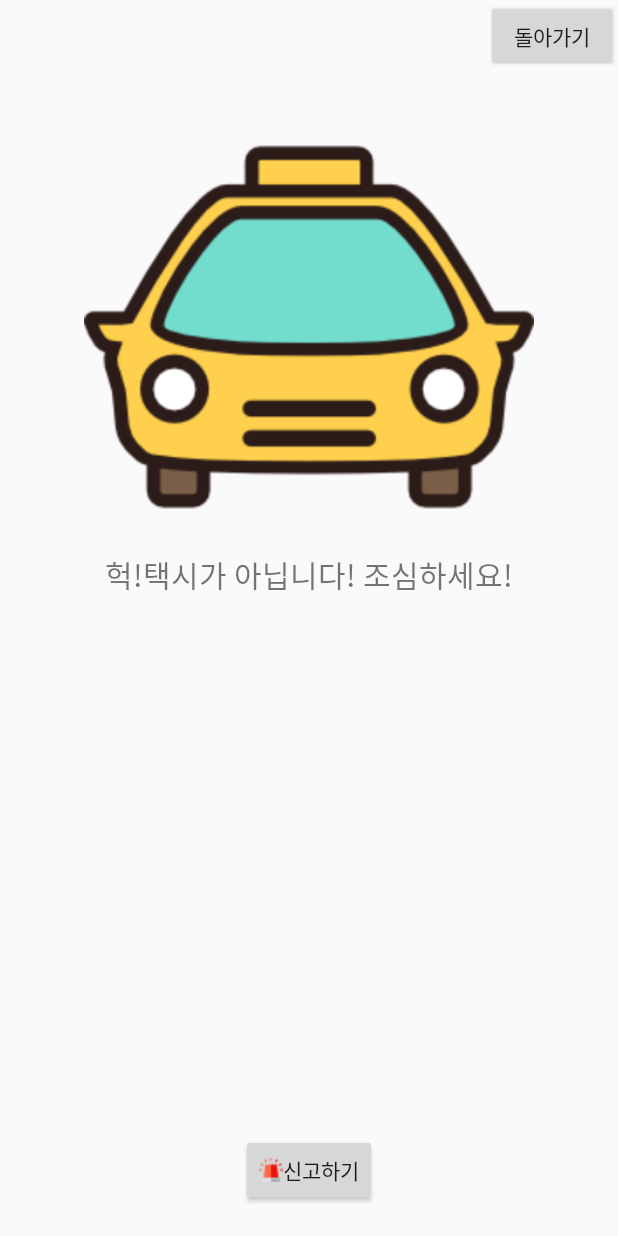
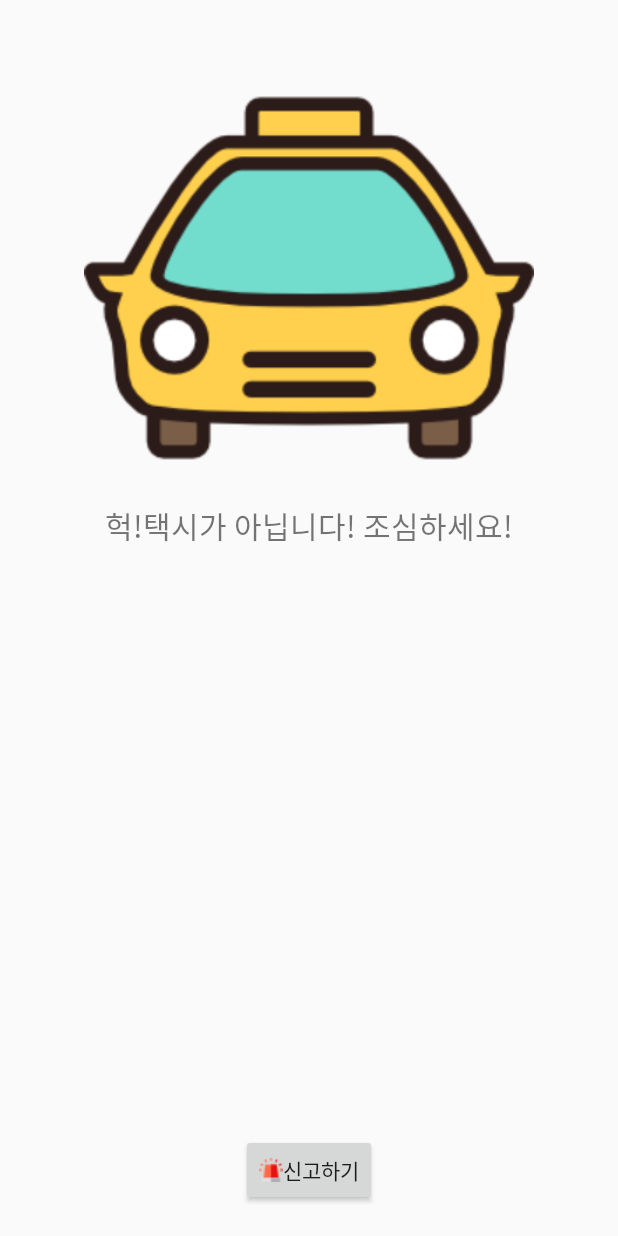
Before and after one commit to Quantata/real_taxi, an Android app: the ResultActivity screen opened directly, with no data from a screen before it, on a phone screen of 412 x 824 dp. Run offline under Robolectric (Android 15) with nearby library versions, the phone set to English and light mode, and no system bars.

Commit message:
중복되는 내용 지움. 돌아가기 버튼 삭제

```diff
--- a/TaxiProject/app/src/main/AndroidManifest.xml
+++ b/TaxiProject/app/src/main/AndroidManifest.xml
@@ -3,11 +3,7 @@
     package="mobileapp.taxiproject">
     <uses-permission android:name="android.permission.CALL_PHONE" />
     <uses-permission android:name="android.permission.DIAL_PHONE" />
-    <uses-permission android:name="android.permission.INTERNET" />
-    <uses-permission android:name="android.permission.READ_EXTERNAL_STORAGE" />
     <uses-permission android:name="android.permission.IMAGE_CAPTURE" />
-    <uses-permission android:name="android.permission.CAMERA" />
-
     <uses-permission android:name="android.permission.INTERNET" />
     <uses-permission android:name="android.permission.CAMERA"/>
     <uses-permission android:name="android.permission.READ_EXTERNAL_STORAGE"/>
--- a/TaxiProject/app/src/main/java/mobileapp/taxiproject/ResultActivity.java
+++ b/TaxiProject/app/src/main/java/mobileapp/taxiproject/ResultActivity.java
@@ -17,12 +17,9 @@ public class ResultActivity extends AppCompatActivity implements View.OnClickLis
         setContentView(R.layout.activity_result);
 
         Button emergency = (Button) findViewById(R.id.emergency);
-        Button backhome = (Button) findViewById(R.id.backhome);
         TextView textResult = (TextView) findViewById(R.id.resultText);
 
         emergency.setOnClickListener(this);
-        backhome.setOnClickListener(this);
-
         boolean isTaxi = false;
 
 
--- a/TaxiProject/app/src/main/res/layout/activity_result.xml
+++ b/TaxiProject/app/src/main/res/layout/activity_result.xml
@@ -10,7 +10,7 @@
         android:id="@+id/resultView"
         android:layout_width="300dp"
         android:layout_height="300dp"
-        android:layout_below="@+id/backhome"
+        android:layout_marginTop="35dp"
         android:layout_centerHorizontal="true"
         app:srcCompat="@drawable/taxi"/>
 
@@ -25,13 +25,6 @@
         android:gravity="center"
         android:textSize="20dp"/>
 
-    <Button
-        android:id="@+id/backhome"
-        android:layout_width="wrap_content"
-        android:layout_height="wrap_content"
-        android:layout_alignParentRight="true"
-        android:layout_marginBottom="20dp"
-        android:text="돌아가기"/>
 
         <Button
             android:id="@+id/emergency"
```
